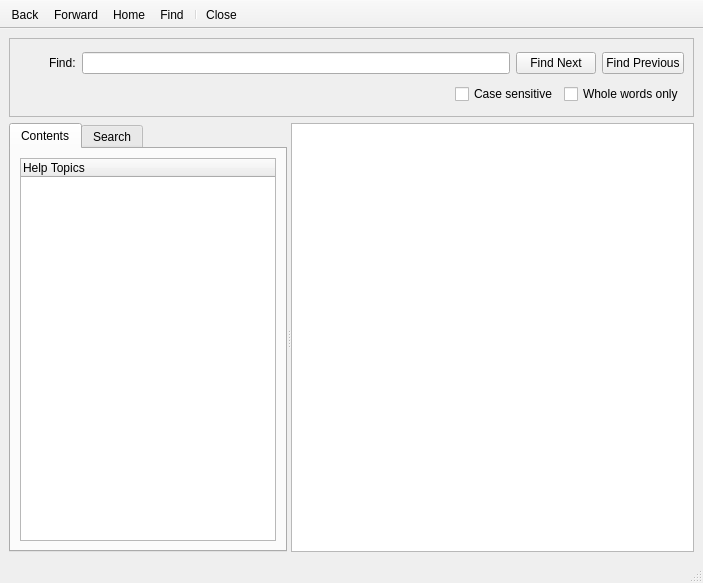
This is src/vidalia/help/browser/helpbrowser.ui in a-ilin/vidalia as Qt 5 draws it before an edit. The edited form follows.
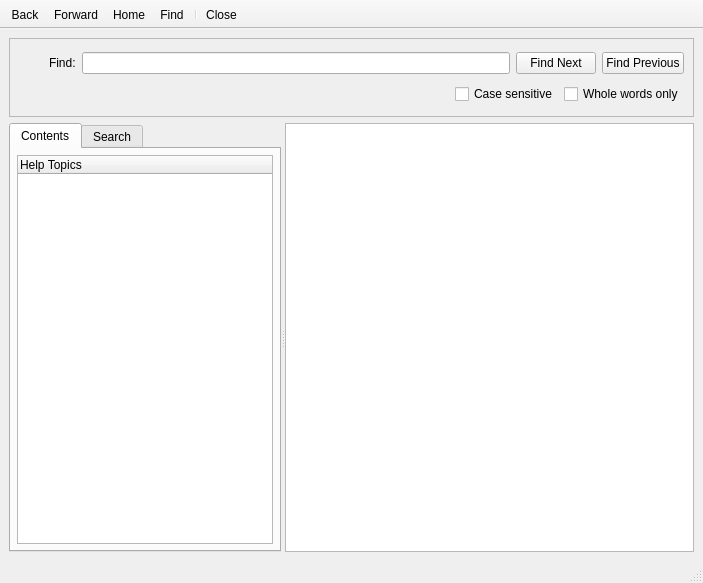
This is the edited form. Icons and pictures are not drawn. Custom widgets are drawn as their Qt base class.

Commit message:
r457@thebe:  edmanm | 2008-06-04 01:02:29 -0400  Cut down the margin around the table of contents in the help browser. It  looked goofy with so much empty space.
svn:r2662

```diff
--- a/src/vidalia/help/browser/helpbrowser.ui
+++ b/src/vidalia/help/browser/helpbrowser.ui
@@ -261,7 +261,7 @@
         </attribute>
         <layout class="QVBoxLayout" >
          <property name="margin" >
-          <number>9</number>
+          <number>6</number>
          </property>
          <property name="spacing" >
           <number>6</number>
@@ -315,7 +315,7 @@
         </attribute>
         <layout class="QGridLayout" >
          <property name="margin" >
-          <number>9</number>
+          <number>6</number>
          </property>
          <property name="spacing" >
           <number>6</number>
```
